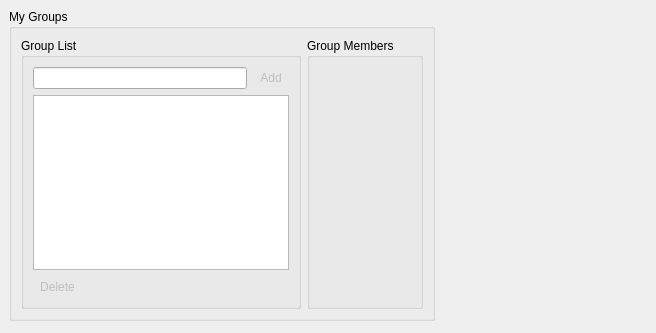
This is modules/mainui/rzxgroupsprop.ui in Fruneau/qRezix as Qt 5 draws it before an edit. The edited form follows.
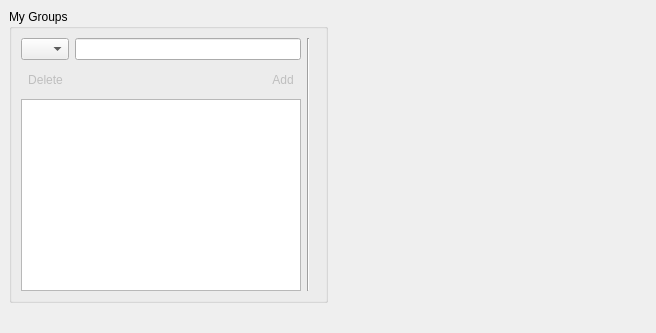
This is the edited form. Custom widgets are drawn as their Qt base class.

Commit message: * PossibilitÃ© de choisir l'icÃŽne Ã  associer au groupe * AmÃ©liorations de l'interface...

Diff of the .ui file:
```diff
--- a/modules/mainui/rzxgroupsprop.ui
+++ b/modules/mainui/rzxgroupsprop.ui
@@ -29,8 +29,8 @@
      </property>
      <property name="sizeHint" >
       <size>
-       <width>41</width>
-       <height>20</height>
+       <width>91</width>
+       <height>289</height>
       </size>
      </property>
     </spacer>
@@ -47,35 +47,21 @@
       <property name="spacing" >
        <number>6</number>
       </property>
-      <item row="0" column="0" >
-       <widget class="QGroupBox" name="grpList" >
-        <property name="title" >
-         <string>Group List</string>
-        </property>
-        <layout class="QGridLayout" >
-         <property name="margin" >
-          <number>9</number>
-         </property>
-         <property name="spacing" >
-          <number>6</number>
-         </property>
-         <item row="0" column="2" >
-          <widget class="QToolButton" name="btnAdd" >
+      <item rowspan="3" row="0" column="5" >
+       <widget class="RzxListEdit" name="lstMembers" >
            <property name="enabled" >
             <bool>false</bool>
            </property>
-           <property name="toolTip" >
-            <string>Add</string>
-           </property>
-           <property name="text" >
-            <string>Add</string>
-           </property>
-           <property name="autoRaise" >
-            <bool>true</bool>
-           </property>
-          </widget>
-         </item>
-         <item row="2" column="0" >
+       </widget>
+      </item>
+      <item rowspan="3" row="0" column="4" >
+       <widget class="Line" name="line" >
+        <property name="orientation" >
+         <enum>Qt::Vertical</enum>
+        </property>
+       </widget>
+      </item>
+      <item row="1" column="0" colspan="2" >
           <widget class="QToolButton" name="btnDelete" >
            <property name="enabled" >
             <bool>false</bool>
@@ -86,50 +72,61 @@
            <property name="text" >
             <string>Delete</string>
            </property>
+        <property name="toolButtonStyle" >
+         <enum>Qt::ToolButtonTextBesideIcon</enum>
+        </property>
            <property name="autoRaise" >
             <bool>true</bool>
            </property>
           </widget>
          </item>
-         <item row="0" column="0" colspan="2" >
-          <widget class="QLineEdit" name="newGroup" />
-         </item>
-         <item row="1" column="0" colspan="3" >
+      <item row="1" column="3" >
+       <widget class="QToolButton" name="btnAdd" >
+        <property name="enabled" >
+         <bool>false</bool>
+        </property>
+        <property name="toolTip" >
+         <string>Add</string>
+        </property>
+        <property name="text" >
+         <string>Add</string>
+        </property>
+        <property name="toolButtonStyle" >
+         <enum>Qt::ToolButtonTextBesideIcon</enum>
+        </property>
+        <property name="autoRaise" >
+         <bool>true</bool>
+        </property>
+       </widget>
+      </item>
+      <item row="0" column="0" >
+       <widget class="QComboBox" name="cbIcon" >
+        <property name="maximumSize" >
+         <size>
+          <width>48</width>
+          <height>16777215</height>
+         </size>
+        </property>
+       </widget>
+      </item>
+      <item row="2" column="0" colspan="4" >
           <widget class="QListWidget" name="lstGroups" />
          </item>
-         <item row="2" column="1" colspan="2" >
+      <item row="1" column="2" >
           <spacer>
            <property name="orientation" >
             <enum>Qt::Horizontal</enum>
            </property>
            <property name="sizeHint" >
             <size>
-             <width>141</width>
-             <height>20</height>
+          <width>143</width>
+          <height>27</height>
             </size>
            </property>
           </spacer>
          </item>
-        </layout>
-       </widget>
-      </item>
-      <item row="0" column="1" >
-       <widget class="QGroupBox" name="grpMembers" >
-        <property name="title" >
-         <string>Group Members</string>
-        </property>
-        <layout class="QGridLayout" >
-         <property name="margin" >
-          <number>9</number>
-         </property>
-         <property name="spacing" >
-          <number>6</number>
-         </property>
-         <item row="0" column="0" >
-          <widget class="RzxListEdit" name="lstMembers" />
-         </item>
-        </layout>
-       </widget>
+      <item row="0" column="1" colspan="3" >
+       <widget class="QLineEdit" name="newGroup" />
       </item>
      </layout>
     </widget>
```
Lines whose indentation alone changed are shown as unchanged. The commit also changes 4 other files.
